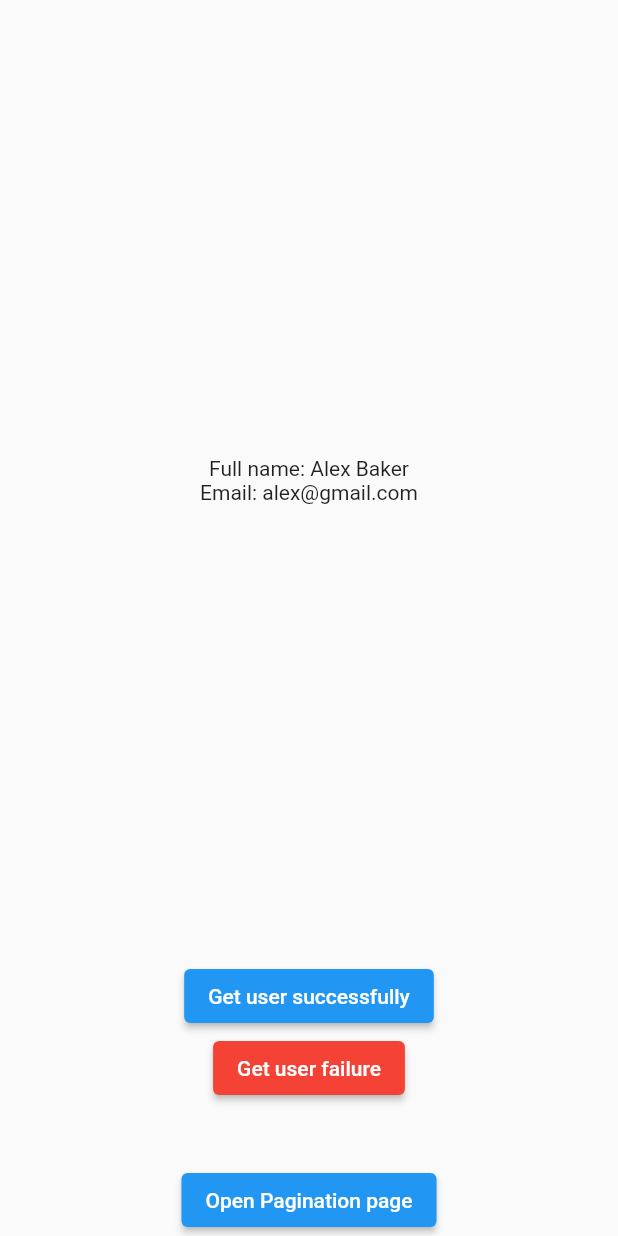
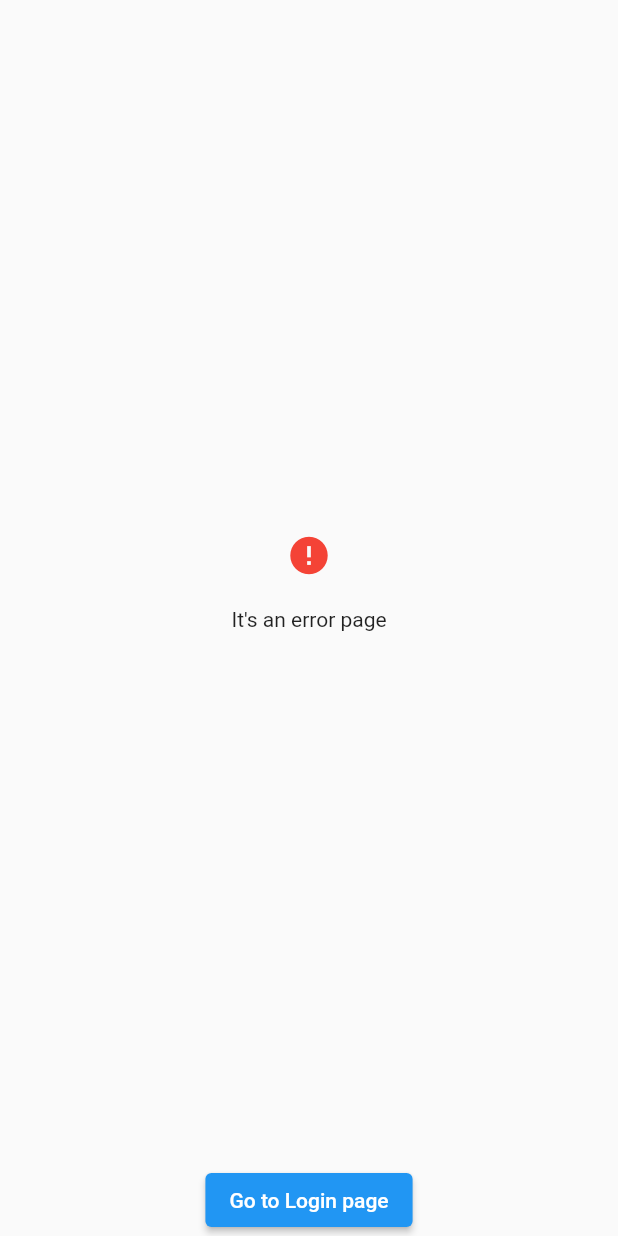
Before and after one commit to OlyaKovalchuk/riverpod_state_managment, a Flutter app: the screen it shows after launch, on a phone screen of 412 x 824 dp. Run offline on Flutter 3.47's test engine with Material 2 defaults, Android fonts, the phone set to English and light mode, and no system bars; our stand-ins replace flutter_riverpod, infinite_scroll_pagination, riverpod_annotation; generated files the repository leaves out were written again.

```diff
--- a/lib/base/base_state.dart
+++ b/lib/base/base_state.dart
@@ -3,8 +3,8 @@ abstract class BaseState {}
 class ErrorState extends BaseState {
   ErrorState(this.title, this.msg);
 
-  final String title;
-  final String msg;
+  final String? title;
+  final String? msg;
 }
 
 class InitialState extends BaseState {}
--- a/lib/base/base_state_notifier.dart
+++ b/lib/base/base_state_notifier.dart
@@ -6,7 +6,7 @@ import 'package:flutter_riverpod/flutter_riverpod.dart';
 abstract class BaseStateNotifier extends StateNotifier<BaseState> {
   BaseStateNotifier(this.ref) : super(InitialState());
 
-  final AutoDisposeStateNotifierProviderRef<BaseStateNotifier, BaseState> ref;
+  final StateNotifierProviderRef<BaseStateNotifier, BaseState> ref;
 
   /// doAsync in flutter_starter
   Future<void> handleState<T>(
--- a/lib/data/providers/providers.dart
+++ b/lib/data/providers/providers.dart
@@ -3,6 +3,7 @@ import 'package:auth_riverpod/data/apis/auth_api.dart';
 import 'package:auth_riverpod/data/apis/pagination_api.dart';
 import 'package:auth_riverpod/data/modules/auth_module.dart';
 import 'package:auth_riverpod/data/modules/pagination_module.dart';
+import 'package:auth_riverpod/pages/app/state_notifier/app_notifier.dart';
 import 'package:auth_riverpod/pages/auth/state_notifier/auth_notifier.dart';
 import 'package:auth_riverpod/pages/pagination/state_notifier/pagination_state_notifier.dart';
 import 'package:auth_riverpod/providers/auth_provider.dart';
@@ -46,6 +47,14 @@ PaginationApi paginationApi(_) {
 }
 
 /// State Notifiers
+final appNtProvider = StateNotifierProvider.autoDispose<AppNotifier, BaseState>(
+  (ref) {
+    return AppNotifier(ref);
+  },
+  // set name
+  name: 'AppStateProvider',
+);
+
 final authNtProvider =
     StateNotifierProvider.autoDispose<AuthNotifier, BaseState>(
   (ref) {
--- /dev/null
+++ b/lib/pages/app/app.dart
@@ -0,0 +1,67 @@
+import 'package:auth_riverpod/base/base_state.dart';
+import 'package:auth_riverpod/data/providers/providers.dart';
+import 'package:auth_riverpod/widgets/splash_screen.dart';
+import 'package:auth_riverpod/pages/auth/auth_page.dart';
+import 'package:auth_riverpod/widgets/error_page.dart';
+import 'package:flutter/material.dart';
+import 'package:flutter_riverpod/flutter_riverpod.dart';
+
+import 'state_notifier/app_state.dart';
+
+final _navKey = GlobalKey<NavigatorState>();
+
+NavigatorState? get nav => _navKey.currentState;
+
+class App extends ConsumerStatefulWidget {
+  const App({
+    Key? key,
+  }) : super(key: key);
+
+  @override
+  ConsumerState createState() => _AppState();
+}
+
+class _AppState extends ConsumerState<App> {
+  void onStateListener(BaseState? prev, BaseState state) {
+    if (state is ErrorState) {
+      _onError(state);
+    } else if (state is UserIsLoggedState) {
+      final navContext = nav?.context;
+      if (navContext != null) {
+        Navigator.pushAndRemoveUntil(
+          context,
+          MaterialPageRoute(
+            builder: (_) => AuthPage(user: state.user),
+          ),
+          (route) => false,
+        );
+      }
+    }
+  }
+
+  @override
+  Widget build(BuildContext context) {
+    ref.listen(
+      appNtProvider,
+      onStateListener,
+    );
+
+    return MaterialApp(
+      navigatorKey: _navKey,
+      home: const SplashScreen(),
+    );
+  }
+
+  void _onError(ErrorState state) {
+    if (state is UserIsNotLoggedState) {
+      final navContext = nav?.context;
+      if (navContext != null) {
+        Navigator.pushAndRemoveUntil(
+          navContext,
+          MaterialPageRoute(builder: (_) => const ErrorPage()),
+          (route) => false,
+        );
+      }
+    }
+  }
+}
--- /dev/null
+++ b/lib/pages/app/state_notifier/app_state.dart
@@ -0,0 +1,12 @@
+import 'package:auth_riverpod/base/base_state.dart';
+import 'package:auth_riverpod/data/models/user_model.dart';
+
+class UserIsLoggedState extends BaseState {
+  UserIsLoggedState(this.user);
+
+  final UserModel user;
+}
+
+class UserIsNotLoggedState extends ErrorState {
+  UserIsNotLoggedState(super.title, super.msg);
+}
--- a/lib/pages/auth/auth_page.dart
+++ b/lib/pages/auth/auth_page.dart
@@ -10,15 +10,18 @@ import 'package:flutter_riverpod/flutter_riverpod.dart';
 
 class AuthPage extends ConsumerStatefulWidget {
   const AuthPage({
+    this.user,
     Key? key,
   }) : super(key: key);
+
+  final UserModel? user;
 
   @override
   ConsumerState createState() => _AuthPageState();
 }
 
 class _AuthPageState extends BaseConsumerPage<AuthPage, AuthNotifier> {
-  UserModel? _user;
+  late UserModel? _user = widget.user;
 
   @override
   AutoDisposeStateNotifierProvider<AuthNotifier, BaseState>
@@ -29,14 +32,15 @@ class _AuthPageState extends BaseConsumerPage<AuthPage, AuthNotifier> {
     super.onRebuild(state, context);
     if (state is GotUserState) {
       _user = state.user;
-    } else if (state is UserIsLoggedState) {
-      _user = state.user;
     }
   }
 
   @override
   Widget bodyWidget(BuildContext context) {
     return Scaffold(
+      appBar: AppBar(
+        title: const Text('Login page'),
+      ),
       body: SafeArea(
           child: Center(
         child: Column(
--- a/lib/pages/auth/state_notifier/auth_notifier.dart
+++ b/lib/pages/auth/state_notifier/auth_notifier.dart
@@ -3,13 +3,9 @@ import 'package:auth_riverpod/base/base_state_notifier.dart';
 import 'package:auth_riverpod/data/models/user_model.dart';
 import 'package:auth_riverpod/data/providers/providers.dart';
 import 'package:auth_riverpod/pages/auth/state_notifier/auth_state.dart';
-import 'package:auth_riverpod/utils/get_random_user.dart';
 
 class AuthNotifier extends BaseStateNotifier {
-  AuthNotifier(super.ref) {
-    // it's the same as if we were calling a method in the initState in the widget
-    initializeApp();
-  }
+  AuthNotifier(super.ref);
 
   /// ref.read replaces us with injector<Provider>().
   /// This also makes testing easier for us.
@@ -23,11 +19,6 @@ class AuthNotifier extends BaseStateNotifier {
   ///
   /// Also, with this method, we don't need to register a singleton as with GetIT
   late final _provider = ref.read(authProviderProvider);
-
-  void initializeApp() => handleState<UserModel?>(
-        getRandomUser,
-        onComplete: (UserModel? user) => UserIsLoggedState(user),
-      );
 
   void navigateToNextPage() => handleState<void>(
         _provider.navigateToNextPage,
--- a/lib/pages/auth/state_notifier/auth_state.dart
+++ b/lib/pages/auth/state_notifier/auth_state.dart
@@ -8,9 +8,3 @@ class GotUserState extends BaseState {
 }
 
 class OpenNewPage extends ActionState {}
-
-class UserIsLoggedState extends BaseState {
-  UserIsLoggedState(this.user);
-
-  final UserModel? user;
-}
--- a/lib/utils/get_random_user.dart
+++ b/lib/utils/get_random_user.dart
@@ -2,7 +2,7 @@ import 'dart:math';
 
 import 'package:auth_riverpod/data/models/user_model.dart';
 
-Future<UserModel?> getRandomUser() async {
+Future<UserModel> getRandomUser() async {
   final needReturnUser = Random().nextBool();
 
   await Future.delayed(const Duration(seconds: 2));
@@ -13,5 +13,5 @@ Future<UserModel?> getRandomUser() async {
           lastName: 'Baker',
           email: 'alex@gmail.com',
         )
-      : null;
+      : throw ('User is not logged in');
 }
--- /dev/null
+++ b/lib/widgets/error_page.dart
@@ -0,0 +1,48 @@
+import 'package:auth_riverpod/pages/auth/auth_page.dart';
+import 'package:flutter/material.dart';
+
+class ErrorPage extends StatelessWidget {
+  const ErrorPage({Key? key}) : super(key: key);
+
+  @override
+  Widget build(BuildContext context) {
+    return Scaffold(
+      body: SafeArea(
+        child: Center(
+          child: Column(
+            children: [
+              const Spacer(),
+              Column(
+                children: const [
+                  Icon(
+                    Icons.error,
+                    size: 30,
+                    color: Colors.red,
+                  ),
+                  SizedBox(height: 20),
+                  Text("It's an error page"),
+                ],
+              ),
+              const Spacer(),
+              ElevatedButton(
+                onPressed: () => onPressed(context),
+                child: const Text('Go to Login page'),
+              ),
+              //  const SizedBox(height: 10),
+            ],
+          ),
+        ),
+      ),
+    );
+  }
+
+  void onPressed(BuildContext context) {
+    Navigator.pushAndRemoveUntil(
+      context,
+      MaterialPageRoute(
+        builder: (_) => const AuthPage(),
+      ),
+      (route) => false,
+    );
+  }
+}
```
Also changed, not shown: lib/base/base_consumer_page.dart (+47 -1 lines), lib/main.dart (+4 -5 lines), lib/pages/app/state_notifier/app_notifier.dart (added, +19 -0 lines), lib/pages/pagination/pagination_page.dart (+6 -1 lines), lib/widgets/splash_screen.dart (added, +16 -0 lines), 2 other files.
